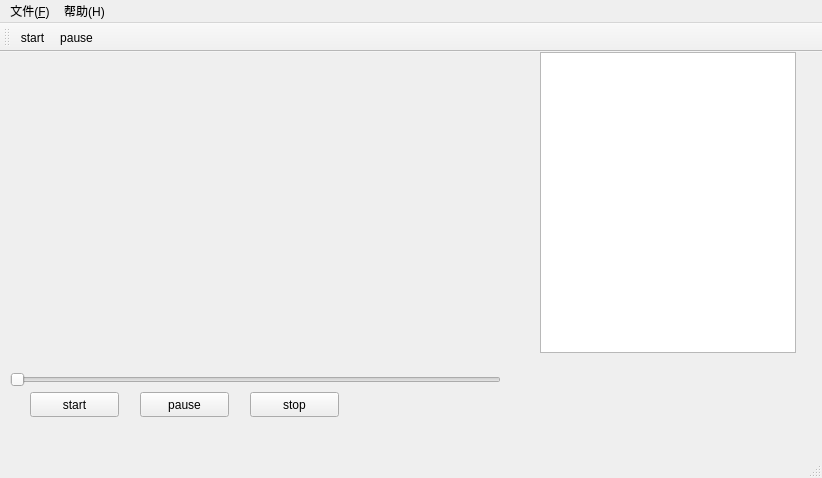
This is mainwindow.ui in kadbbs/qtplayer as Qt 5 draws it before an edit. The edited form follows.
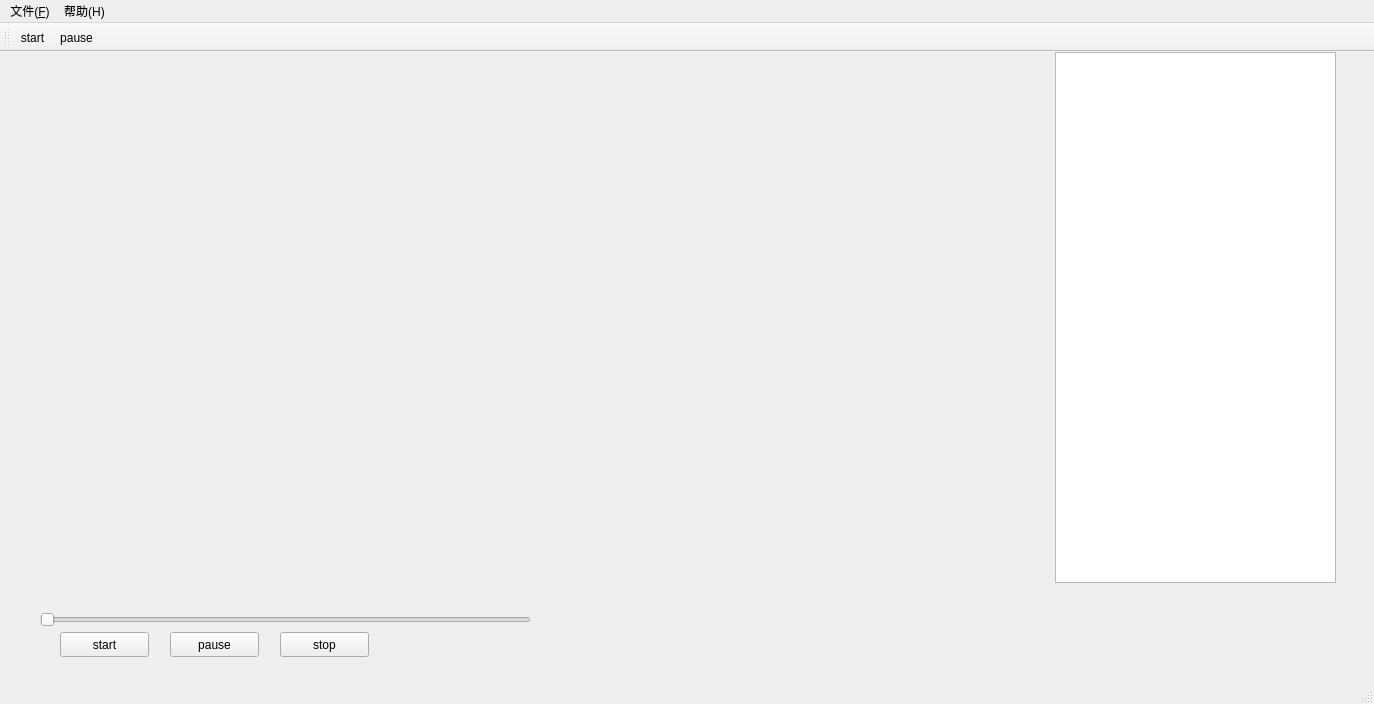
This is the edited form. Custom widgets are drawn as their Qt base class.

Patch:
```diff
--- a/mainwindow.ui
+++ b/mainwindow.ui
@@ -6,8 +6,8 @@
    <rect>
     <x>0</x>
     <y>0</y>
-    <width>822</width>
-    <height>478</height>
+    <width>1374</width>
+    <height>704</height>
    </rect>
   </property>
   <property name="sizePolicy">
@@ -23,10 +23,10 @@
    <widget class="MyListView" name="crrent_file">
     <property name="geometry">
      <rect>
-      <x>540</x>
+      <x>1055</x>
       <y>0</y>
-      <width>256</width>
-      <height>301</height>
+      <width>281</width>
+      <height>531</height>
      </rect>
     </property>
    </widget>
@@ -35,8 +35,8 @@
      <rect>
       <x>0</x>
       <y>0</y>
-      <width>521</width>
-      <height>301</height>
+      <width>981</width>
+      <height>531</height>
      </rect>
     </property>
     <property name="sizePolicy">
@@ -49,8 +49,8 @@
    <widget class="QSlider" name="positionSlider">
     <property name="geometry">
      <rect>
-      <x>10</x>
-      <y>320</y>
+      <x>40</x>
+      <y>560</y>
       <width>491</width>
       <height>16</height>
      </rect>
@@ -68,8 +68,8 @@
    <widget class="QPushButton" name="button_start">
     <property name="geometry">
      <rect>
-      <x>30</x>
-      <y>340</y>
+      <x>60</x>
+      <y>580</y>
       <width>89</width>
       <height>25</height>
      </rect>
@@ -81,8 +81,8 @@
    <widget class="QPushButton" name="button_pause">
     <property name="geometry">
      <rect>
-      <x>140</x>
-      <y>340</y>
+      <x>170</x>
+      <y>580</y>
       <width>89</width>
       <height>25</height>
      </rect>
@@ -94,8 +94,8 @@
    <widget class="QPushButton" name="stop">
     <property name="geometry">
      <rect>
-      <x>250</x>
-      <y>340</y>
+      <x>280</x>
+      <y>580</y>
       <width>89</width>
       <height>25</height>
      </rect>
@@ -104,13 +104,39 @@
      <string>stop</string>
     </property>
    </widget>
+   <widget class="QLabel" name="timeshow">
+    <property name="geometry">
+     <rect>
+      <x>561</x>
+      <y>561</y>
+      <width>99</width>
+      <height>17</height>
+     </rect>
+    </property>
+    <property name="text">
+     <string/>
+    </property>
+   </widget>
+   <widget class="QLabel" name="alltime">
+    <property name="geometry">
+     <rect>
+      <x>650</x>
+      <y>560</y>
+      <width>81</width>
+      <height>17</height>
+     </rect>
+    </property>
+    <property name="text">
+     <string/>
+    </property>
+   </widget>
   </widget>
   <widget class="QMenuBar" name="menuBar">
    <property name="geometry">
     <rect>
      <x>0</x>
      <y>0</y>
-     <width>822</width>
+     <width>1374</width>
      <height>28</height>
     </rect>
    </property>
```
